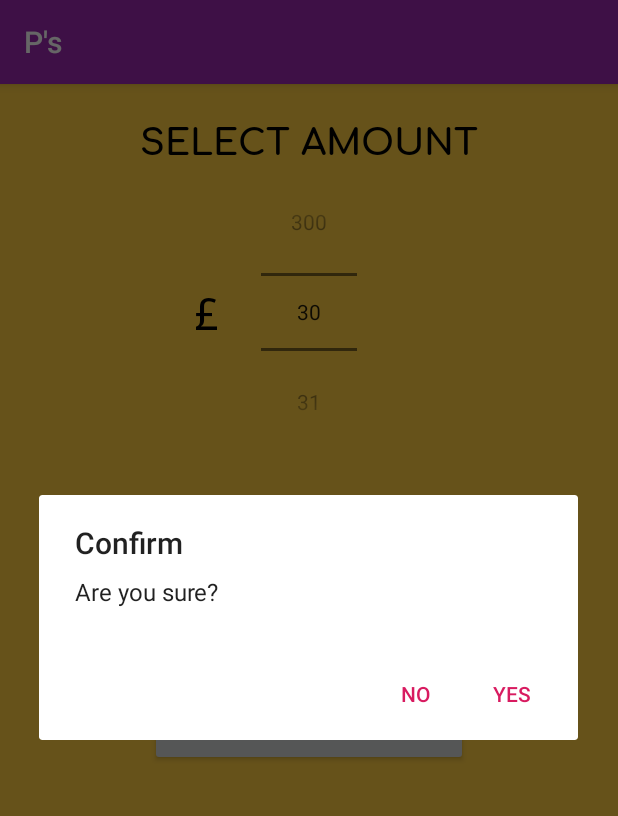
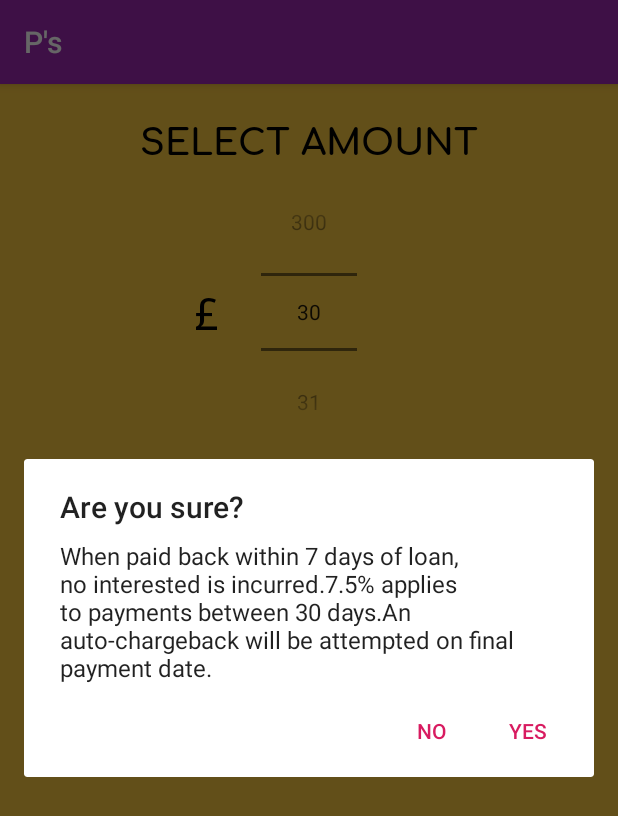
Before and after one commit to zayansalman/lendapp, an Android app: the UserActivity screen opened directly, with no data from a screen before it, after a tap on "CONFIRM LEND AMOUNT", on a phone screen of 412 x 824 dp. Shown: the top 816 px of the screen. Run offline under Robolectric (Android 15) with nearby library versions, the phone set to English and light mode, and no system bars; our stand-ins replace Firebase (no records; nobody signed in at launch, a user with empty details on screens opened directly); Roboto replaces fonts that are not available here.

Commit message:
Functioning firebase database that stores a unique name and amount

```diff
--- a/app/build.gradle
+++ b/app/build.gradle
@@ -28,4 +28,7 @@ dependencies {
     implementation ('com.amazonaws:aws-android-sdk-mobile-client:2.7.+@aar') { transitive = true }
     implementation project(':LibBlinkID')
     implementation "com.android.support:appcompat-v7:28.0.0"
+    implementation 'com.google.firebase:firebase-core:16.0.6'
+    implementation 'com.google.firebase:firebase-database:16.0.5'
 }
+apply plugin: 'com.google.gms.google-services'
--- a/app/src/main/java/com/khan/zayan/lendapp/MainActivity.java
+++ b/app/src/main/java/com/khan/zayan/lendapp/MainActivity.java
@@ -9,8 +9,12 @@ import android.widget.Button;
 import com.amazonaws.mobile.client.AWSMobileClient;
 import com.amazonaws.mobile.client.AWSStartupHandler;
 import com.amazonaws.mobile.client.AWSStartupResult;
+import com.google.firebase.database.DatabaseReference;
+import com.google.firebase.database.FirebaseDatabase;
 
 public class MainActivity extends AppCompatActivity {
+
+
 
     @Override
     protected void onCreate(Bundle savedInstanceState) {
--- a/app/src/main/java/com/khan/zayan/lendapp/UserActivity.java
+++ b/app/src/main/java/com/khan/zayan/lendapp/UserActivity.java
@@ -10,6 +10,9 @@ import android.view.View;
 import android.widget.Button;
 import android.widget.NumberPicker;
 import android.widget.Toast;
+
+import com.google.firebase.database.DatabaseReference;
+import com.google.firebase.database.FirebaseDatabase;
 
 import java.text.NumberFormat;
 import java.util.Locale;
@@ -45,15 +48,20 @@ public class UserActivity extends AppCompatActivity {
             public void onClick(View v) {
                 AlertDialog.Builder builder = new AlertDialog.Builder( UserActivity.this);
 
-                builder.setTitle("Confirm");
-                builder.setMessage("Are you sure?");
+                builder.setTitle("Are you sure?");
+                builder.setMessage("When paid back within 7 days of loan, no interested is incurred." +
+                        "7.5% applies to payments between 30 days." +
+                        "An auto-chargeback will be attempted on final payment date.");
+                // Write a message to the database
+                FirebaseDatabase database = FirebaseDatabase.getInstance();
+                final DatabaseReference myRef = database.getReference("Name");
 
                 builder.setPositiveButton("YES", new DialogInterface.OnClickListener() {
 
                     public void onClick(DialogInterface dialog, int which) {
                         // Do nothing but close the dialog
-
-                        dialog.dismiss();
+                        myRef.setValue(np.getValue()); //value here
+                        //dialog.dismiss();
                     }
                 });
 
--- a/app/src/main/res/values/colors.xml
+++ b/app/src/main/res/values/colors.xml
@@ -3,5 +3,5 @@
     <color name="colorPrimary">#9c27b0</color>
     <color name="colorPrimaryDark">#00574B</color>
     <color name="colorAccent">#D81B60</color>
-    <color name="background_material_light">#ffcd42</color>
+    <color name="background_material_light">#f7c63f</color>
 </resources>
--- a/app/src/main/res/values/strings.xml
+++ b/app/src/main/res/values/strings.xml
@@ -1,3 +1,5 @@
 <resources>
     <string name="app_name">lendapp</string>
+    <string name="add_value_to_fire">Add Value to Fire</string>
+    <string name="cancelled" translatable="false">CANCELLED</string>
 </resources>
--- a/build.gradle
+++ b/build.gradle
@@ -9,7 +9,7 @@ buildscript {
     dependencies {
         classpath 'com.android.tools.build:gradle:3.2.1'
 
-
+        classpath 'com.google.gms:google-services:4.2.0'
 
         // NOTE: Do not place your application dependencies here; they belong
         // in the individual module build.gradle files
```
Also changed, not shown: 1 other file.
